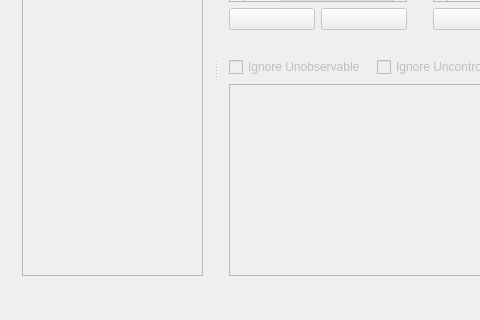
This is TER_Code/mainwindow.ui in Zelteir/automata-to-regular-language as Qt 5 draws it before an edit; both pictures show x 0 to 480 and y 181 to 501 of the 836 by 501 pixel window. The edited form follows.
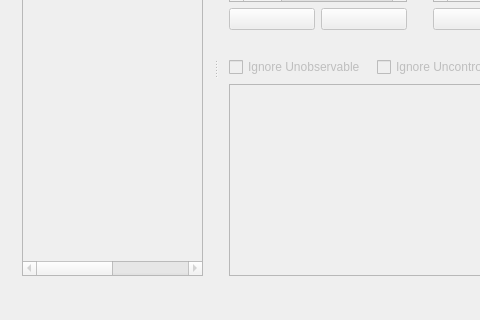
This is the edited form. Icons and pictures are not drawn.

Commit message: Automaton_list as tableWidget.

What changed in the file:
```diff
--- a/TER_Code/mainwindow.ui
+++ b/TER_Code/mainwindow.ui
@@ -36,7 +36,7 @@
          </widget>
         </item>
         <item>
-         <widget class="QListWidget" name="Automatons_list">
+         <widget class="QTableWidget" name="Automatons_list">
           <property name="enabled">
            <bool>false</bool>
           </property>
@@ -49,6 +49,22 @@
           <property name="editTriggers">
            <set>QAbstractItemView::DoubleClicked</set>
           </property>
+          <attribute name="horizontalHeaderVisible">
+           <bool>false</bool>
+          </attribute>
+          <attribute name="verticalHeaderVisible">
+           <bool>false</bool>
+          </attribute>
+          <column>
+           <property name="text">
+            <string>Id</string>
+           </property>
+          </column>
+          <column>
+           <property name="text">
+            <string>Name</string>
+           </property>
+          </column>
          </widget>
         </item>
        </layout>
```
Left out of the diff: 4 changed lines with no effect on the pictures. The commit also changes 2 other files.
